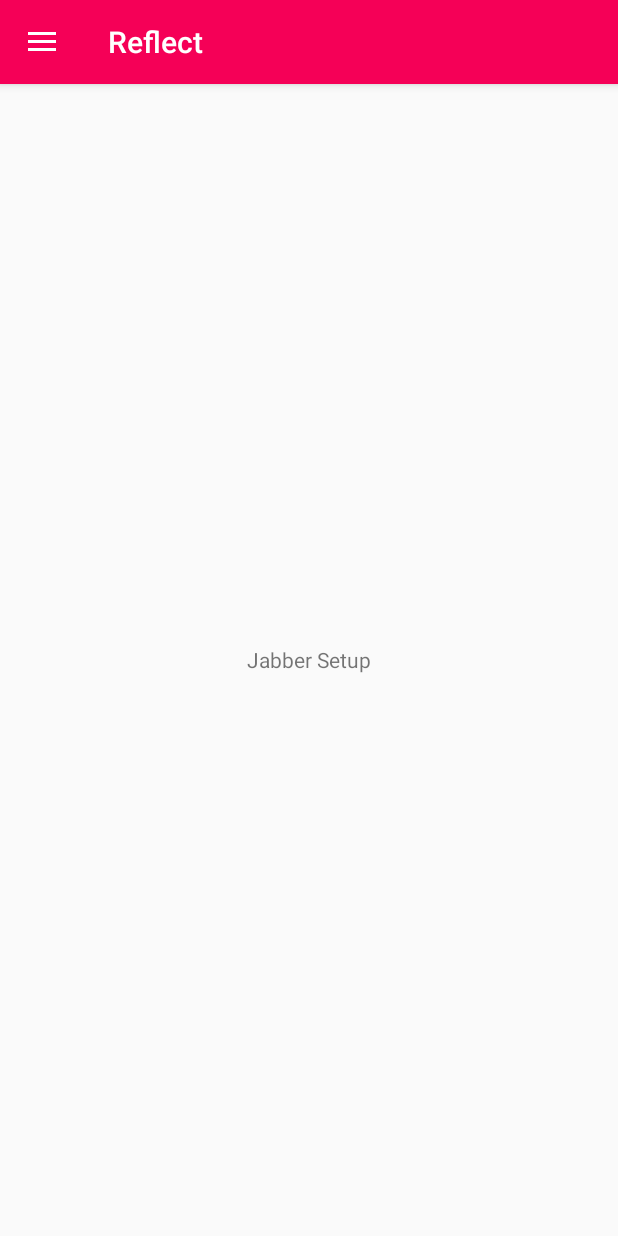
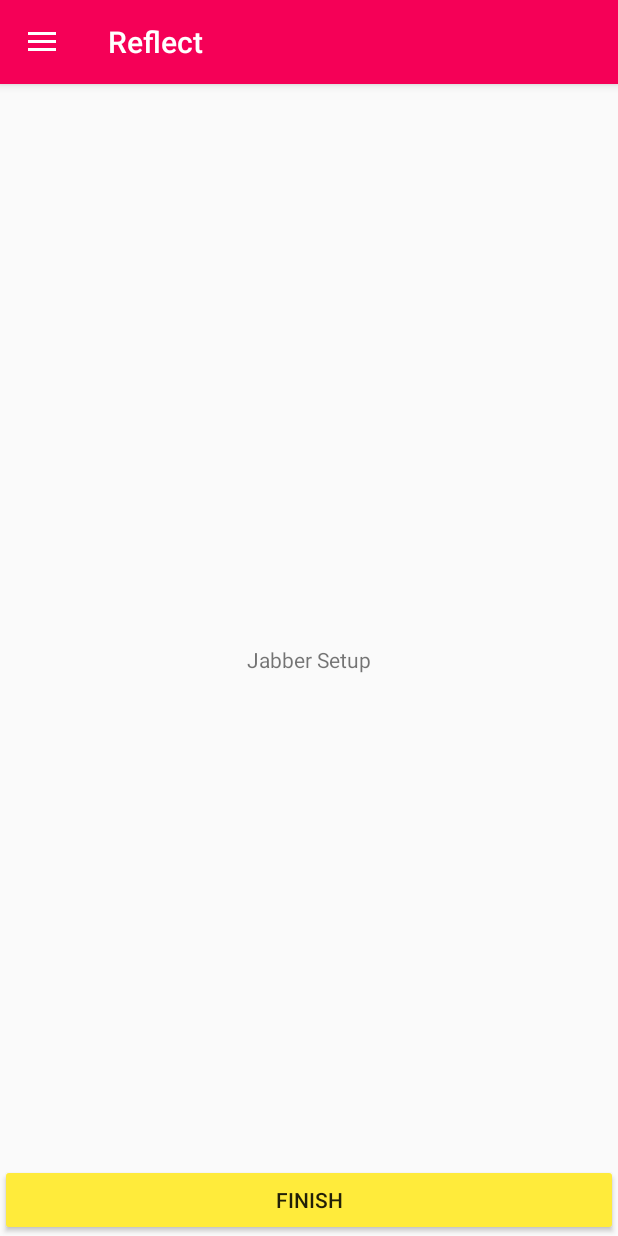
Before and after one commit to Noah-Huppert/Reflect, an Android app: the fragment FirstTimeSetupXMPPFragment placed in its activity, on a phone screen of 412 x 824 dp. Run offline under Robolectric (Android 15) with nearby library versions, the phone set to English and light mode, and no system bars; libraries missing offline, so code that uses them is left out: com.crashlytics.android, io.fabric.sdk; 1 statement that could not run was skipped.

Commit message:
Placeholders for other setup pages

```diff
--- a/app/src/main/res/layout/fragment_first_time_setup_google.xml
+++ b/app/src/main/res/layout/fragment_first_time_setup_google.xml
@@ -12,4 +12,7 @@
         android:layout_centerVertical="true"
         android:text="Google Account Setup"/>
 
+    <!-- TODO MAke on click listener -->
+    <include layout="@layout/fragment_first_time_setup_navigation_buttons"></include>
+
 </RelativeLayout>
--- a/app/src/main/res/layout/fragment_first_time_setup_xmpp.xml
+++ b/app/src/main/res/layout/fragment_first_time_setup_xmpp.xml
@@ -11,4 +11,12 @@
         android:layout_centerVertical="true"
         android:text="Jabber Setup"/>
 
+    <Button
+        android:id="@+id/fragment_first_time_setup_xmpp_finish_button"
+        android:layout_width="match_parent"
+        android:layout_height="wrap_content"
+        android:layout_alignParentBottom="true"
+        android:theme="@style/SecondaryColorButton"
+        android:text="Finish" />
+
 </RelativeLayout>
--- a/app/src/main/res/values/dimens.xml
+++ b/app/src/main/res/values/dimens.xml
@@ -1,6 +1,8 @@
 <resources>
     <!-- Main Activity -->
     <dimen name="navigation_drawer_width">240dp</dimen>
+
+    <!-- TODO Convert common values into one var instead of repeating -->
 
     <!-- First Time Setup Fragment -->
     <dimen name="fragment_first_time_setup_navigation_arrow_size">100dp</dimen>
```
Also changed, not shown: 1 other file.
